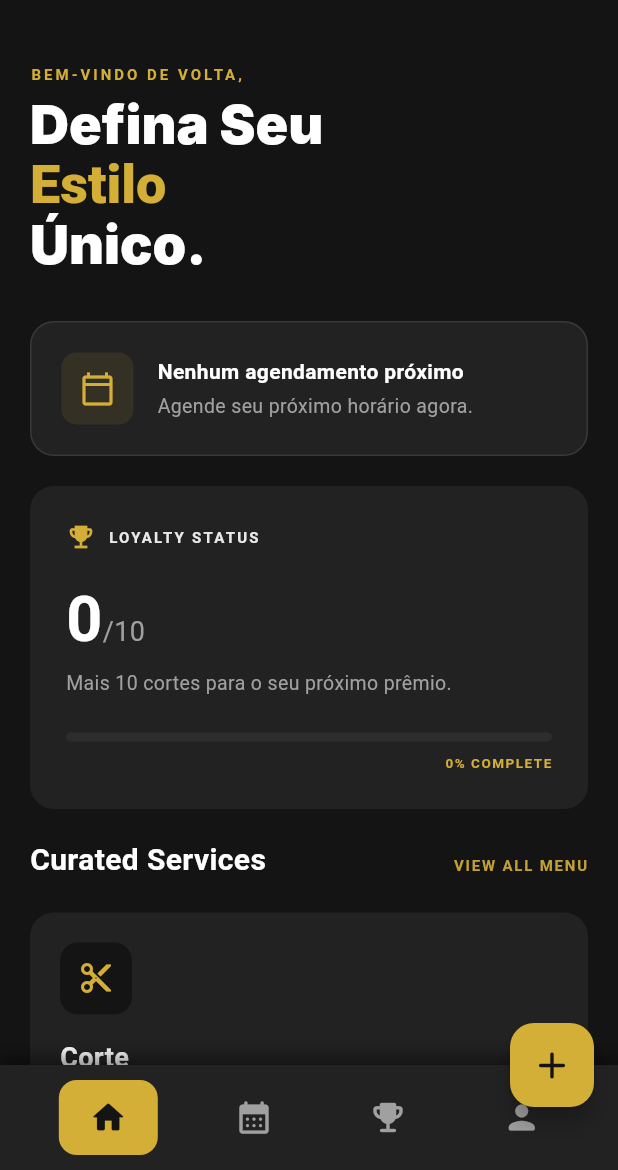
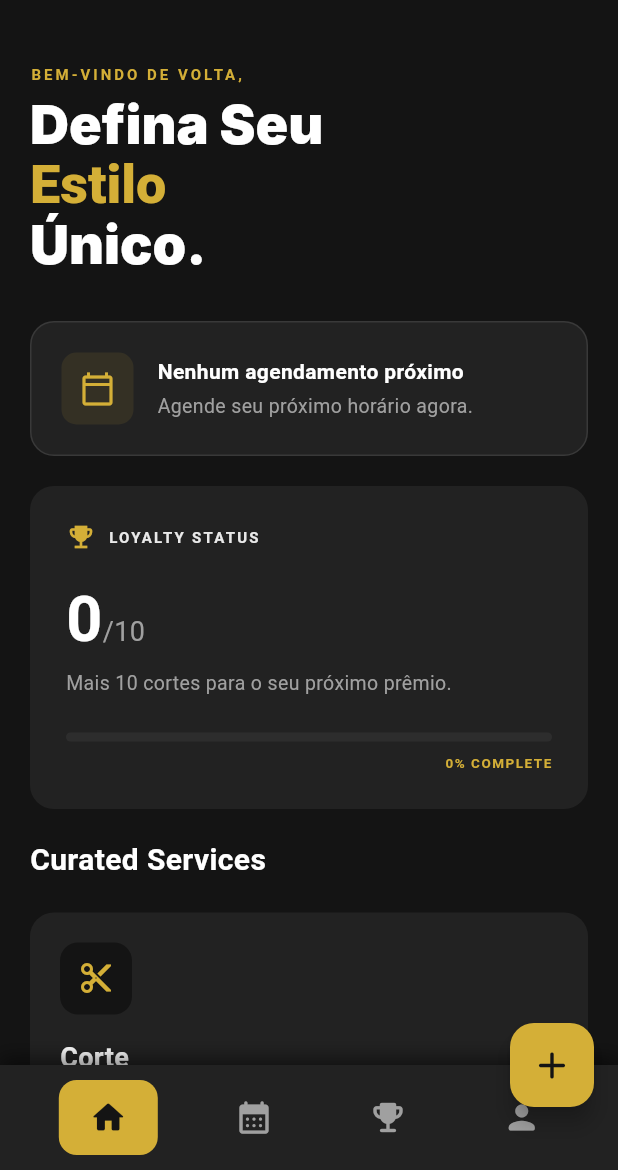
Before and after one commit to Miguel12342342/barbearia_app, a Flutter app: the screen it shows once a user with an empty profile is signed in, on a phone screen of 412 x 824 dp, the part 66-1236 px from its top. Run offline on Flutter 3.47's test engine with Material 3 defaults, Android fonts, the phone set to English and light mode, and no system bars; our stand-ins replace bloc_concurrency, cached_network_image, cloud_firestore, equatable, firebase_auth, firebase_core and 12 more; accounts and stored records are empty; generated files the repository leaves out were written again.

Commit message:
refactor(home): remove inert UI elements
Remove dead 'VIEW ALL MENU' label from CuratedServicesList and remove
the unused CHECK IN button from UpcomingAppointmentCard.

```diff
--- a/lib/features/home/presentation/widgets/curated_services_list.dart
+++ b/lib/features/home/presentation/widgets/curated_services_list.dart
@@ -38,11 +38,6 @@ class CuratedServicesList extends StatelessWidget {
           child: Column(
             crossAxisAlignment: CrossAxisAlignment.start,
             children: [
-              Row(
-                mainAxisAlignment: MainAxisAlignment.spaceBetween,
-                crossAxisAlignment: CrossAxisAlignment.baseline,
-                textBaseline: TextBaseline.alphabetic,
-                children: [
               const Text(
                 'Curated Services',
                 style: TextStyle(
@@ -50,17 +45,6 @@ class CuratedServicesList extends StatelessWidget {
                   fontSize: 20,
                   fontWeight: FontWeight.bold,
                 ),
-                  ),
-                  Text(
-                    'VIEW ALL MENU',
-                    style: TextStyle(
-                      color: AppColors.primaryGold.withValues(alpha: 0.9),
-                      fontSize: 10,
-                      fontWeight: FontWeight.bold,
-                      letterSpacing: 1.2,
-                    ),
-                  ),
-                ],
               ),
               const SizedBox(height: 20),
               ...state.services.map((s) => _ServiceCard(service: s)),
```
Also changed, not shown: lib/features/home/presentation/widgets/upcoming_appointment_card.dart (+1 -27 lines). Lines whose indentation alone changed are shown as unchanged.
